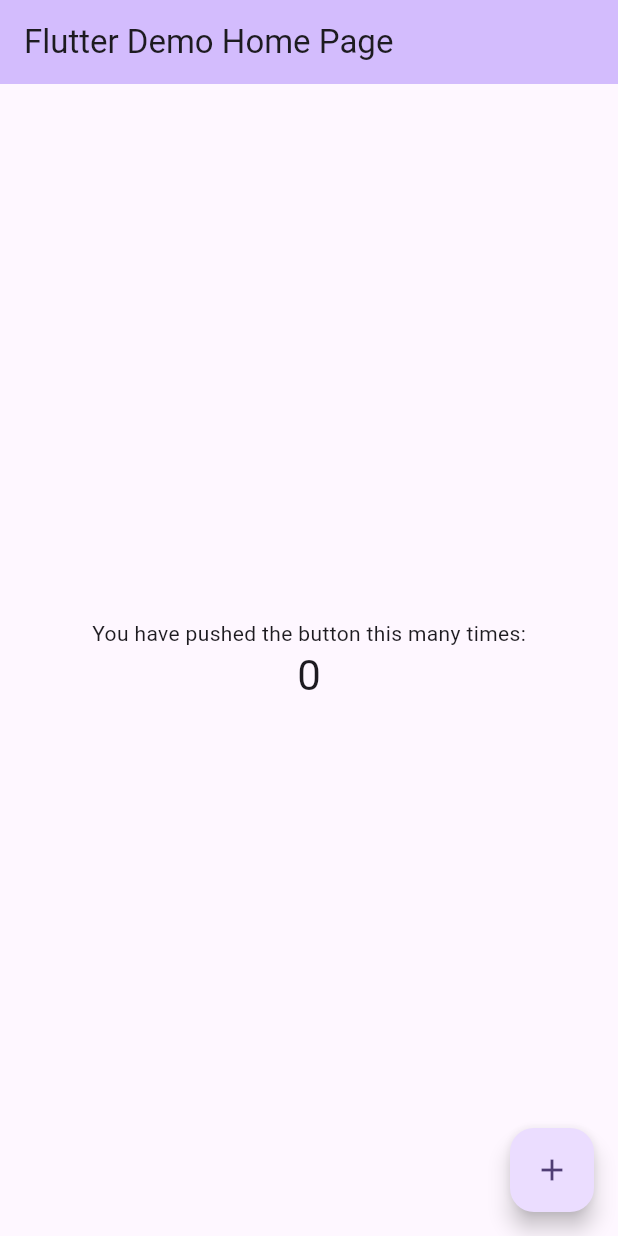
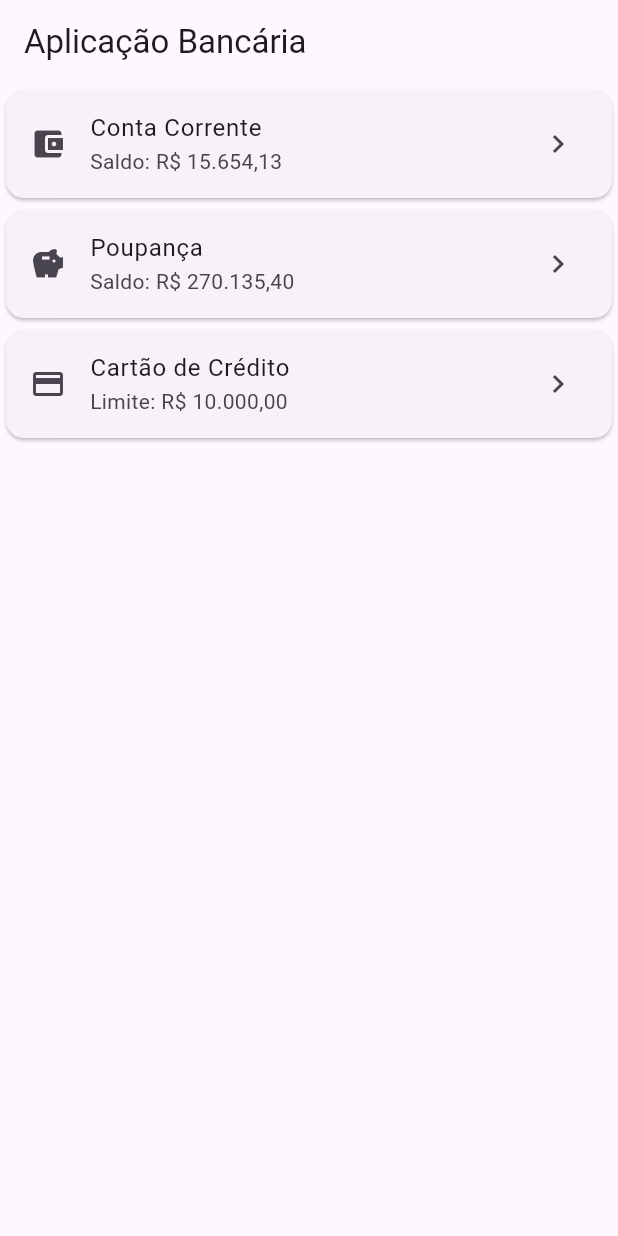
Before and after one commit to AlissonKobayashi/ProgramacaoMobile, a Flutter app: the screen it shows after launch, on a phone screen of 412 x 824 dp. Run offline on Flutter 3.47's test engine with Material 3 defaults, Android fonts, the phone set to English and light mode, and no system bars.

Commit message:
Update main.dart

```diff
--- a/lib/main.dart
+++ b/lib/main.dart
@@ -1,125 +1,57 @@
 import 'package:flutter/material.dart';
 
 void main() {
-  runApp(const MyApp());
+  runApp(MyApp());
 }
 
 class MyApp extends StatelessWidget {
-  const MyApp({super.key});
-
-  // This widget is the root of your application.
   @override
   Widget build(BuildContext context) {
     return MaterialApp(
-      title: 'Flutter Demo',
+      title: 'Aplicação Bancária',
       theme: ThemeData(
-        // This is the theme of your application.
-        //
-        // TRY THIS: Try running your application with "flutter run". You'll see
-        // the application has a purple toolbar. Then, without quitting the app,
-        // try changing the seedColor in the colorScheme below to Colors.green
-        // and then invoke "hot reload" (save your changes or press the "hot
-        // reload" button in a Flutter-supported IDE, or press "r" if you used
-        // the command line to start the app).
-        //
-        // Notice that the counter didn't reset back to zero; the application
-        // state is not lost during the reload. To reset the state, use hot
-        // restart instead.
-        //
-        // This works for code too, not just values: Most code changes can be
-        // tested with just a hot reload.
-        colorScheme: ColorScheme.fromSeed(seedColor: Colors.deepPurple),
-        useMaterial3: true,
+        primarySwatch: Colors.blue,
       ),
-      home: const MyHomePage(title: 'Flutter Demo Home Page'),
+      home: HomeScreen(),
     );
   }
 }
 
-class MyHomePage extends StatefulWidget {
-  const MyHomePage({super.key, required this.title});
-
-  // This widget is the home page of your application. It is stateful, meaning
-  // that it has a State object (defined below) that contains fields that affect
-  // how it looks.
-
-  // This class is the configuration for the state. It holds the values (in this
-  // case the title) provided by the parent (in this case the App widget) and
-  // used by the build method of the State. Fields in a Widget subclass are
-  // always marked "final".
-
-  final String title;
-
-  @override
-  State<MyHomePage> createState() => _MyHomePageState();
-}
-
-class _MyHomePageState extends State<MyHomePage> {
-  int _counter = 0;
-
-  void _incrementCounter() {
-    setState(() {
-      // This call to setState tells the Flutter framework that something has
-      // changed in this State, which causes it to rerun the build method below
-      // so that the display can reflect the updated values. If we changed
-      // _counter without calling setState(), then the build method would not be
-      // called again, and so nothing would appear to happen.
-      _counter++;
-    });
-  }
-
+class HomeScreen extends StatelessWidget {
   @override
   Widget build(BuildContext context) {
-    // This method is rerun every time setState is called, for instance as done
-    // by the _incrementCounter method above.
-    //
-    // The Flutter framework has been optimized to make rerunning build methods
-    // fast, so that you can just rebuild anything that needs updating rather
-    // than having to individually change instances of widgets.
     return Scaffold(
       appBar: AppBar(
-        // TRY THIS: Try changing the color here to a specific color (to
-        // Colors.amber, perhaps?) and trigger a hot reload to see the AppBar
-        // change color while the other colors stay the same.
-        backgroundColor: Theme.of(context).colorScheme.inversePrimary,
-        // Here we take the value from the MyHomePage object that was created by
-        // the App.build method, and use it to set our appbar title.
-        title: Text(widget.title),
+        title: Text('Aplicação Bancária'),
       ),
-      body: Center(
-        // Center is a layout widget. It takes a single child and positions it
-        // in the middle of the parent.
-        child: Column(
-          // Column is also a layout widget. It takes a list of children and
-          // arranges them vertically. By default, it sizes itself to fit its
-          // children horizontally, and tries to be as tall as its parent.
-          //
-          // Column has various properties to control how it sizes itself and
-          // how it positions its children. Here we use mainAxisAlignment to
-          // center the children vertically; the main axis here is the vertical
-          // axis because Columns are vertical (the cross axis would be
-          // horizontal).
-          //
-          // TRY THIS: Invoke "debug painting" (choose the "Toggle Debug Paint"
-          // action in the IDE, or press "p" in the console), to see the
-          // wireframe for each widget.
-          mainAxisAlignment: MainAxisAlignment.center,
-          children: <Widget>[
-            const Text(
-              'You have pushed the button this many times:',
+      body: ListView(
+        children: <Widget>[
+          Card(
+            child: ListTile(
+              leading: Icon(Icons.account_balance_wallet),
+              title: Text('Conta Corrente'),
+              subtitle: Text('Saldo: R\$ 15.654,13'),
+              trailing: Icon(Icons.chevron_right),
             ),
-            Text(
-              '$_counter',
-              style: Theme.of(context).textTheme.headlineMedium,
+          ),
+          Card(
+            child: ListTile(
+              leading: Icon(Icons.savings),
+              title: Text('Poupança'),
+              subtitle: Text('Saldo: R\$ 270.135,40'),
+              trailing: Icon(Icons.chevron_right),
             ),
-          ],
-        ),
+          ),
+          Card(
+            child: ListTile(
+              leading: Icon(Icons.credit_card),
+              title: Text('Cartão de Crédito'),
+              subtitle: Text('Limite: R\$ 10.000,00'),
+              trailing: Icon(Icons.chevron_right),
+            ),
+          ),
+        ],
       ),
-      floatingActionButton: FloatingActionButton(
-        onPressed: _incrementCounter,
-        tooltip: 'Increment',
-        child: const Icon(Icons.add),
-      ), // This trailing comma makes auto-formatting nicer for build methods.
     );
   }
 }
```
